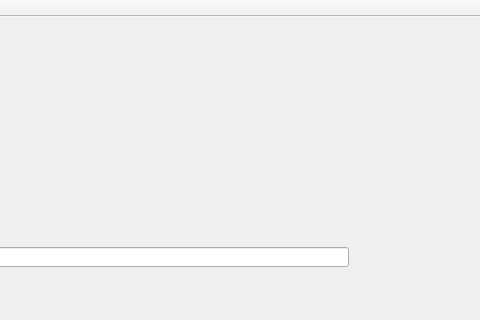
adigyran/FestService, file mainwindow.ui: the form before one commit; both pictures show x 582 to 1062 and y 0 to 320 of the 1062 by 578 pixel window.
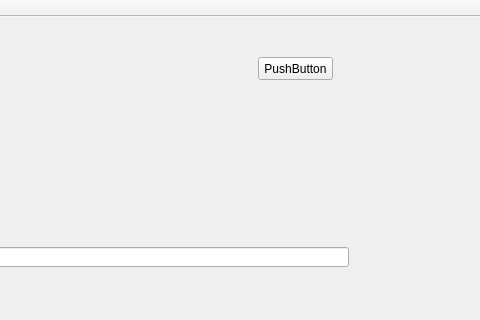
The form after the commit.

What changed in the file:
```diff
--- a/mainwindow.ui
+++ b/mainwindow.ui
@@ -73,6 +73,19 @@
      </rect>
     </property>
    </widget>
+   <widget class="QPushButton" name="pushButton_3">
+    <property name="geometry">
+     <rect>
+      <x>840</x>
+      <y>40</y>
+      <width>75</width>
+      <height>23</height>
+     </rect>
+    </property>
+    <property name="text">
+     <string>PushButton</string>
+    </property>
+   </widget>
    <zorder>pushButton_2</zorder>
    <zorder>pushButton</zorder>
    <zorder>textEdit</zorder>
```
Left out of the diff: 1 changed line with no effect on the pictures.
